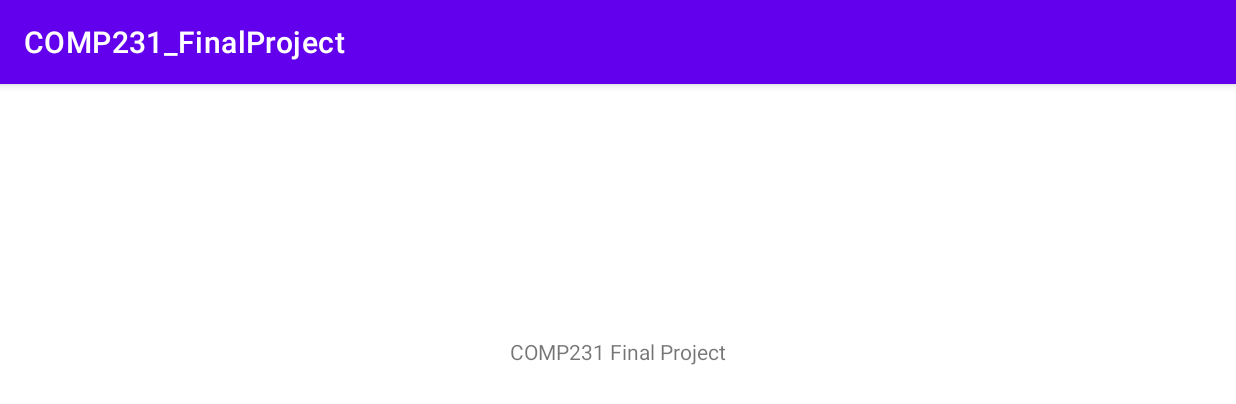
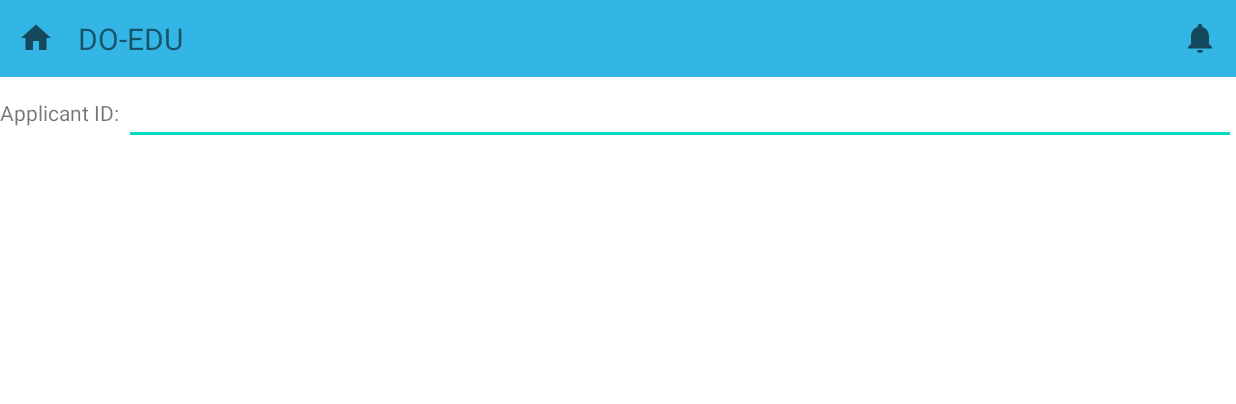
Before and after one commit to grantmacmillan/COMP231-Project, an Android app: the screen it shows after launch (MainActivity), on a phone screen of 824 x 412 dp (held sideways). Shown: the top 404 px of the screen. Run offline under Robolectric (Android 15) with nearby library versions, the phone set to English and light mode, and no system bars.

Commit message:
Tool Bar Started

```diff
--- a/app/src/main/AndroidManifest.xml
+++ b/app/src/main/AndroidManifest.xml
@@ -10,21 +10,24 @@
         android:supportsRtl="true"
         android:theme="@style/Theme.COMP231_FinalProject">
         <activity
-            android:name=".ScheduleActivity"
-            android:screenOrientation="sensorLandscape"
+            android:name=".ToolBar"
             android:exported="false" />
         <activity
+            android:name=".ScheduleActivity"
+            android:exported="false"
+            android:screenOrientation="sensorLandscape" />
+        <activity
             android:name=".CalendarActivity"
-            android:screenOrientation="sensorLandscape"
-            android:exported="false" />
+            android:exported="false"
+            android:screenOrientation="sensorLandscape" />
         <activity
             android:name=".TaskActivity"
-            android:screenOrientation="sensorLandscape"
-            android:exported="false" />
+            android:exported="false"
+            android:screenOrientation="sensorLandscape" />
         <activity
-            android:screenOrientation="sensorLandscape"
             android:name=".MainActivity"
-            android:exported="true">
+            android:exported="true"
+            android:screenOrientation="sensorLandscape">
             <intent-filter>
                 <action android:name="android.intent.action.MAIN" />
 
--- a/app/src/main/java/com/example/comp231_finalproject/MainActivity.java
+++ b/app/src/main/java/com/example/comp231_finalproject/MainActivity.java
@@ -3,6 +3,10 @@ package com.example.comp231_finalproject;
 import androidx.appcompat.app.AppCompatActivity;
 
 import android.os.Bundle;
+import android.view.View;
+import android.widget.ImageView;
+import android.widget.TextView;
+import android.widget.Toast;
 
 public class MainActivity extends AppCompatActivity {
 
@@ -10,5 +14,16 @@ public class MainActivity extends AppCompatActivity {
     protected void onCreate(Bundle savedInstanceState) {
         super.onCreate(savedInstanceState);
         setContentView(R.layout.activity_main);
+
+        ImageView homeIcon = findViewById(R.id.homeIcon);
+        ImageView bellIcon = findViewById(R.id.bellIcon);
+        TextView toolBarTitle = findViewById(R.id.toolBarTitle);
+
+        homeIcon.setOnClickListener(new View.OnClickListener() {
+            @Override
+            public void onClick(View v) {
+                Toast.makeText(MainActivity.this, "Home button clicked", Toast.LENGTH_LONG).show();
+            }
+        });
     }
 }
--- /dev/null
+++ b/app/src/main/java/com/example/comp231_finalproject/ToolBar.java
@@ -0,0 +1,13 @@
+package com.example.comp231_finalproject;
+
+import androidx.appcompat.app.AppCompatActivity;
+
+import android.os.Bundle;
+
+public class ToolBar extends AppCompatActivity {
+
+    @Override
+    protected void onCreate(Bundle savedInstanceState) {
+        super.onCreate(savedInstanceState);
+    }
+}
--- /dev/null
+++ b/app/src/main/res/drawable/ic_baseline_home_24.xml
@@ -0,0 +1,10 @@
+<vector xmlns:android="http://schemas.android.com/apk/res/android"
+    android:width="24dp"
+    android:height="24dp"
+    android:viewportWidth="24"
+    android:viewportHeight="24"
+    android:tint="?attr/colorControlNormal">
+  <path
+      android:fillColor="@android:color/white"
+      android:pathData="M10,20v-6h4v6h5v-8h3L12,3 2,12h3v8z"/>
+</vector>
--- /dev/null
+++ b/app/src/main/res/drawable/ic_baseline_notifications_24.xml
@@ -0,0 +1,10 @@
+<vector xmlns:android="http://schemas.android.com/apk/res/android"
+    android:width="24dp"
+    android:height="24dp"
+    android:viewportWidth="24"
+    android:viewportHeight="24"
+    android:tint="?attr/colorControlNormal">
+  <path
+      android:fillColor="@android:color/white"
+      android:pathData="M12,22c1.1,0 2,-0.9 2,-2h-4c0,1.1 0.89,2 2,2zM18,16v-5c0,-3.07 -1.64,-5.64 -4.5,-6.32L13.5,4c0,-0.83 -0.67,-1.5 -1.5,-1.5s-1.5,0.67 -1.5,1.5v0.68C7.63,5.36 6,7.92 6,11v5l-2,2v1h16v-1l-2,-2z"/>
+</vector>
--- a/app/src/main/res/layout/activity_main.xml
+++ b/app/src/main/res/layout/activity_main.xml
@@ -1,18 +1,30 @@
 <?xml version="1.0" encoding="utf-8"?>
-<androidx.constraintlayout.widget.ConstraintLayout xmlns:android="http://schemas.android.com/apk/res/android"
+<LinearLayout xmlns:android="http://schemas.android.com/apk/res/android"
     xmlns:app="http://schemas.android.com/apk/res-auto"
     xmlns:tools="http://schemas.android.com/tools"
     android:layout_width="match_parent"
-    android:layout_height="match_parent"
+    android:layout_height="wrap_content"
+    android:orientation="vertical"
     tools:context=".MainActivity">
+    <include layout="@layout/toolbar"/>
 
-    <TextView
-        android:layout_width="wrap_content"
+    <LinearLayout
+        android:layout_weight="1"
+        android:layout_width="match_parent"
         android:layout_height="wrap_content"
-        android:text="COMP231 Final Project"
-        app:layout_constraintBottom_toBottomOf="parent"
-        app:layout_constraintLeft_toLeftOf="parent"
-        app:layout_constraintRight_toRightOf="parent"
-        app:layout_constraintTop_toTopOf="parent" />
+        android:orientation="horizontal">
+        <TextView
+            android:layout_width="wrap_content"
+            android:layout_height="wrap_content"
+            android:text="Applicant ID: "/>
+        <EditText
+            android:layout_width="match_parent"
+            android:layout_height="wrap_content"
+            android:id="@+id/applicantID"/>
+    </LinearLayout>
 
-</androidx.constraintlayout.widget.ConstraintLayout>
+
+
+
+
+</LinearLayout>
--- /dev/null
+++ b/app/src/main/res/layout/toolbar.xml
@@ -0,0 +1,41 @@
+<?xml version="1.0" encoding="utf-8"?>
+<RelativeLayout xmlns:android="http://schemas.android.com/apk/res/android"
+    android:layout_width="match_parent"
+    android:layout_height="match_parent"
+    >
+
+    <RelativeLayout
+        android:background="@android:color/holo_blue_light"
+        android:layout_width="match_parent"
+        android:layout_height="wrap_content"
+        android:padding="12dp">
+
+
+        <ImageView
+            android:layout_width="wrap_content"
+            android:layout_height="wrap_content"
+            android:id="@+id/homeIcon"
+            android:layout_centerVertical="true"
+            android:src="@drawable/ic_baseline_home_24"/>
+
+        <TextView
+            android:layout_width="wrap_content"
+            android:layout_height="wrap_content"
+            android:gravity="center"
+            android:layout_toEndOf="@id/homeIcon"
+            android:layout_marginStart="16dp"
+            android:id="@+id/toolBarTitle"
+            android:textSize="20dp"
+            android:text="DO-EDU"/>
+
+        <ImageView
+            android:layout_width="wrap_content"
+            android:layout_height="wrap_content"
+            android:id="@+id/bellIcon"
+            android:layout_alignParentEnd="true"
+            android:layout_centerVertical="true"
+            android:src="@drawable/ic_baseline_notifications_24"/>/>
+
+    </RelativeLayout>
+
+</RelativeLayout>
--- a/app/src/main/res/values-night/themes.xml
+++ b/app/src/main/res/values-night/themes.xml
@@ -1,6 +1,6 @@
 <resources xmlns:tools="http://schemas.android.com/tools">
     <!-- Base application theme. -->
-    <style name="Theme.COMP231_FinalProject" parent="Theme.MaterialComponents.DayNight.DarkActionBar">
+    <style name="Theme.COMP231_FinalProject" parent="Theme.MaterialComponents.DayNight.NoActionBar">
         <!-- Primary brand color. -->
         <item name="colorPrimary">@color/purple_200</item>
         <item name="colorPrimaryVariant">@color/purple_700</item>
--- a/app/src/main/res/values/themes.xml
+++ b/app/src/main/res/values/themes.xml
@@ -1,6 +1,6 @@
 <resources xmlns:tools="http://schemas.android.com/tools">
     <!-- Base application theme. -->
-    <style name="Theme.COMP231_FinalProject" parent="Theme.MaterialComponents.DayNight.DarkActionBar">
+    <style name="Theme.COMP231_FinalProject" parent="Theme.MaterialComponents.DayNight.NoActionBar">
         <!-- Primary brand color. -->
         <item name="colorPrimary">@color/purple_500</item>
         <item name="colorPrimaryVariant">@color/purple_700</item>
```
